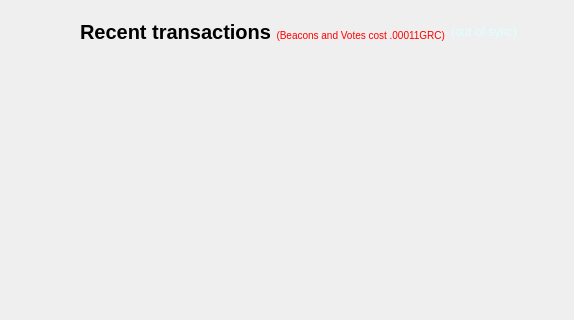
gridcoin-community/Gridcoin-Research, file src/qt/forms/overviewpage.ui: the form before one commit; both pictures show x 395 to 969 and y 0 to 320 of the 969 by 520 pixel window.
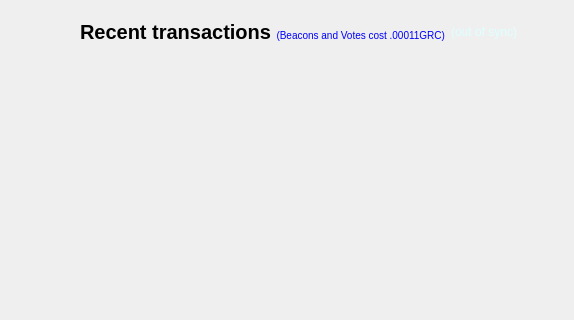
The form after the commit. Icons and pictures are not drawn.

```diff
--- a/src/qt/forms/overviewpage.ui
+++ b/src/qt/forms/overviewpage.ui
@@ -73,7 +73,7 @@
           <item>
            <widget class="QLabel" name="label_4">
             <property name="text">
-             <string>&lt;html&gt;&lt;head/&gt;&lt;body&gt;&lt;p&gt;&lt;span style=&quot; font-size:20px; font-weight:600; color:#000000;&quot;&gt;Recent transactions&lt;/span&gt;&lt;small&gt;&lt;span&gt;&lt;font color=red&gt;&amp;nbsp;&amp;nbsp;(Beacons and Votes cost .00011GRC)&lt;/span&gt;&lt;/font&gt;&lt;/p&gt;&lt;/body&gt;&lt;/html&gt;</string>
+             <string>&lt;html&gt;&lt;head/&gt;&lt;body&gt;&lt;p&gt;&lt;span style=&quot; font-size:20px; font-weight:600; color:#000000;&quot;&gt;Recent transactions&lt;/span&gt;&lt;small&gt;&lt;span&gt;&lt;font color=blue&gt;&amp;nbsp;&amp;nbsp;(Beacons and Votes cost .00011GRC)&lt;/span&gt;&lt;/font&gt;&lt;/p&gt;&lt;/body&gt;&lt;/html&gt;</string>
             </property>
            </widget>
           </item>
```
